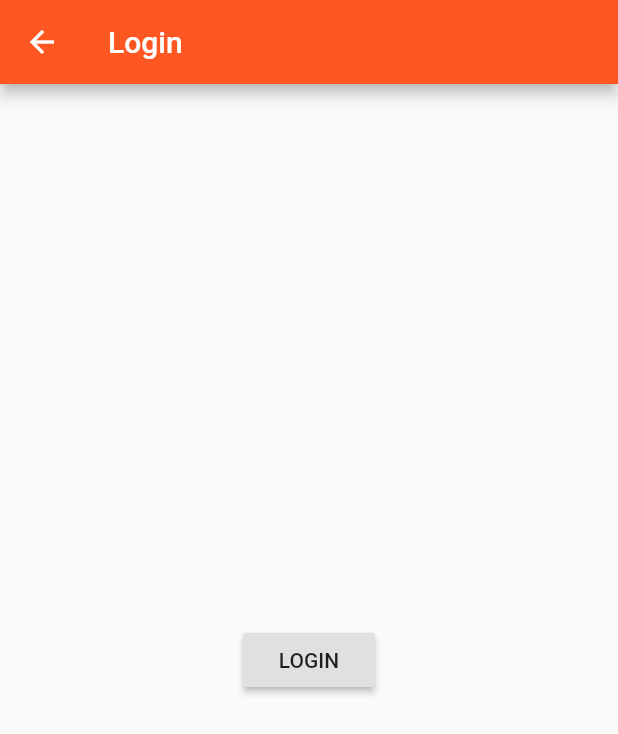
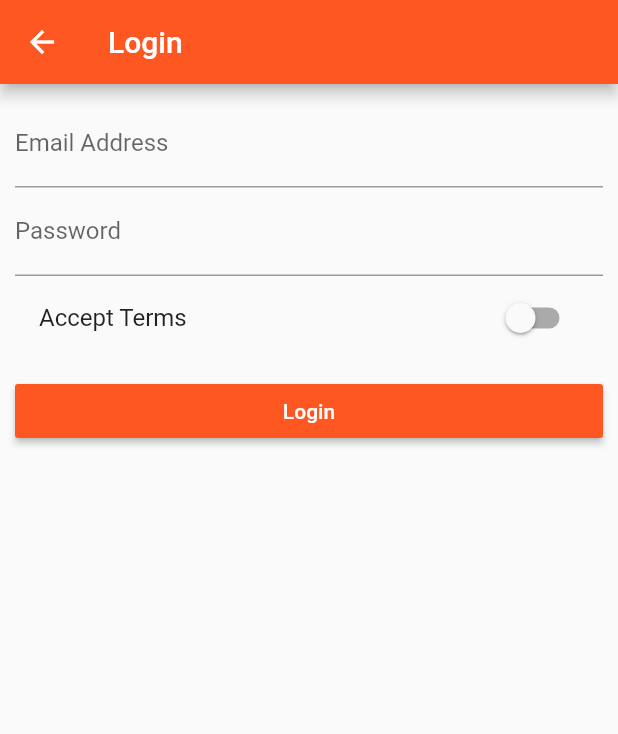
Before and after one commit to AdilHernandez91/flutter-products-app, a Flutter app: the AuthPage screen opened directly, on a phone screen of 412 x 824 dp. Shown: the top 734 px of the screen. Run offline on Flutter 3.47's test engine with Material 2 defaults, Android fonts, the phone set to English and light mode, and no system bars.

Commit message:
Refactored and added auth page

```diff
--- a/lib/pages/auth.dart
+++ b/lib/pages/auth.dart
@@ -1,22 +1,70 @@
 import 'package:flutter/material.dart';
 
-import './products.dart';
+class AuthPage extends StatefulWidget {
+  @override
+  State<StatefulWidget> createState() {
+    return _AuthPageState();
+  }
+}
 
-class AuthPage extends StatelessWidget {
+class _AuthPageState extends State<AuthPage> {
+  String _emailValue = '';
+  String _passwordValue = '';
+  bool _acceptTerms = false;
+
   @override
   Widget build(BuildContext context) {
     return Scaffold(
       appBar: AppBar(
         title: Text('Login'),
       ),
-      body: Center(
-        child: RaisedButton(
-            onPressed: () =>
-                Navigator.pushReplacement(context,
-                  MaterialPageRoute(
-                      builder: (BuildContext context) => ProductsPage()),),
-            child: Text('LOGIN'),
-      ),
-    ));
+      body: Container(
+        margin: EdgeInsets.all(10.0),
+        child: ListView(
+          children: <Widget>[
+            TextField(
+              keyboardType: TextInputType.emailAddress,
+              decoration: InputDecoration(
+                labelText: 'Email Address',
+              ),
+              onChanged: (String value) {
+                setState(() {
+                  _emailValue = value;
+                });
+              },
+            ),
+            TextField(
+              obscureText: true,
+              decoration: InputDecoration(
+                labelText: 'Password',
+              ),
+              onChanged: (String value) {
+                _passwordValue = value;
+              },
+            ),
+            SwitchListTile(
+              value: _acceptTerms,
+              title: Text('Accept Terms'),
+              onChanged: (bool value) {
+                setState(() {
+                  _acceptTerms = value;
+                });
+              }
+            ),
+            SizedBox(height: 10.0,),
+            RaisedButton(
+              child: Text('Login'),
+              color: Theme.of(context).primaryColor,
+              textColor: Colors.white,
+              onPressed: () {
+                print(_emailValue);
+                print(_passwordValue);
+                Navigator.pushReplacementNamed(context, '/products');
+              },
+            )
+          ],
+        )
+      )
+    );
   }
 }
```
Also changed, not shown: lib/main.dart (+37 -8 lines), lib/pages/manage_products.dart (+7 -5 lines), lib/pages/product.dart (+25 -1 lines), lib/pages/product_create.dart (+72 -2 lines), lib/pages/products.dart (+5 -2 lines), lib/product_control.dart (deleted, +0 -18 lines), lib/product_manager.dart (+4 -50 lines), lib/products.dart (+5 -12 lines).
